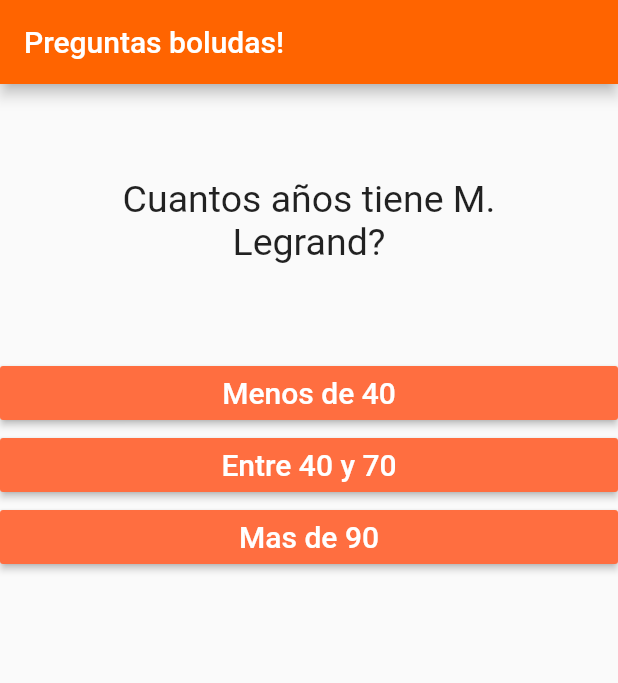
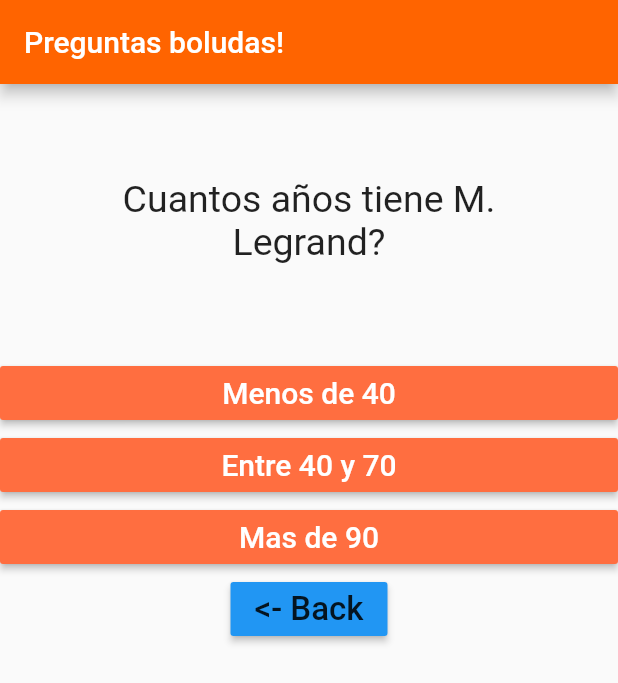
Before and after one commit to nachokhan/small_trivia, a Flutter app: the screen it shows after launch, after a tap on "El Papa", on a phone screen of 412 x 824 dp. Shown: the top 683 px of the screen. Run offline on Flutter 3.47's test engine with Material 2 defaults, Android fonts, the phone set to English and light mode, and no system bars.

Commit message:
Added "Back Button"

```diff
--- a/lib/main.dart
+++ b/lib/main.dart
@@ -1,6 +1,5 @@
 import 'package:first_app/Model/Question.dart';
-import 'package:first_app/wanswer.dart';
-import 'package:first_app/wquestion.dart';
+import 'package:first_app/wquiz.dart';
 import 'package:flutter/material.dart';
 
 // void main() {
@@ -25,7 +24,7 @@ class MyAppState extends State<MyApp> {
     questionnaire.testFill();
   }
 
-  void botonPressed(int rpta) {
+  void buttonPressed(int rpta) {
     if (qIndex >= questionnaire.getAllQuestions().length-1) {
       print("No more QUESTIONS! :(");
       return;
@@ -37,21 +36,25 @@ class MyAppState extends State<MyApp> {
     print("Se tocó la Rpta: $rpta");
   }
 
+  void backButtonPressed() {
+    if (qIndex <= 0) {
+      print("You can't go back for ever, man! Grow up!");
+      return;
+    }
+    setState(() {
+      qIndex--;
+    });
+  }
+
   @override
   Widget build(BuildContext context) {
-    var column = Column(
-      children: <Widget>[
-        WQuestion(questionnaire.getQuestionText(qIndex)),
-        ...createWAnswersList(questionnaire.getQuestion(qIndex)),
-      ],
-    );
 
     var scaf = Scaffold(
       appBar: AppBar(
         title: Text("Preguntas boludas!"),
         backgroundColor: Color.fromARGB(255, 255, 100, 0),
       ),
-      body: column,
+      body: WQuiz(questionnaire.getQuestion(qIndex), buttonPressed, backButtonPressed),
     );
 
     return MaterialApp(
@@ -59,13 +62,5 @@ class MyAppState extends State<MyApp> {
     );
   }
 
-  List<WAnswer> createWAnswersList(Question question) {
-    var answers = question.answers;
-    var wans = List<WAnswer>();
-    for (int i = 0; i < answers.length; i++) {
-      var an = WAnswer(answers[i], i + 1, botonPressed);
-      wans.add(an);
-    }
-    return wans;
-  }
+
 }
--- /dev/null
+++ b/lib/wquiz.dart
@@ -0,0 +1,44 @@
+import 'package:flutter/material.dart';
+
+import 'Model/Question.dart';
+import 'wquestion.dart';
+import 'wanswer.dart';
+
+class WQuiz extends StatelessWidget {
+  final Question question;
+  final Function(int) buttonPressed;
+  final Function backPressed;
+
+  WQuiz(this.question, this.buttonPressed, this.backPressed);
+
+  @override
+  Widget build(BuildContext context) {
+    return Column(
+      children: <Widget>[
+        WQuestion(question.question),
+        ...createWAnswersList(question),
+        RaisedButton(
+          color: Colors.blue,
+          child: Text(
+            "<- Back",
+            style: TextStyle(fontSize: 22),
+          ),
+          onPressed: backPressed,
+        )
+      ],
+    );
+  }
+
+  /// Based on a Question, takes its answers and builds
+  /// a list of Answer Widgets (WAnswer) to be returned
+  /// as a list.
+  List<WAnswer> createWAnswersList(Question question) {
+    var answers = question.answers;
+    var wans = List<WAnswer>();
+    for (int i = 0; i < answers.length; i++) {
+      var an = WAnswer(answers[i], i + 1, buttonPressed);
+      wans.add(an);
+    }
+    return wans;
+  }
+}
```
